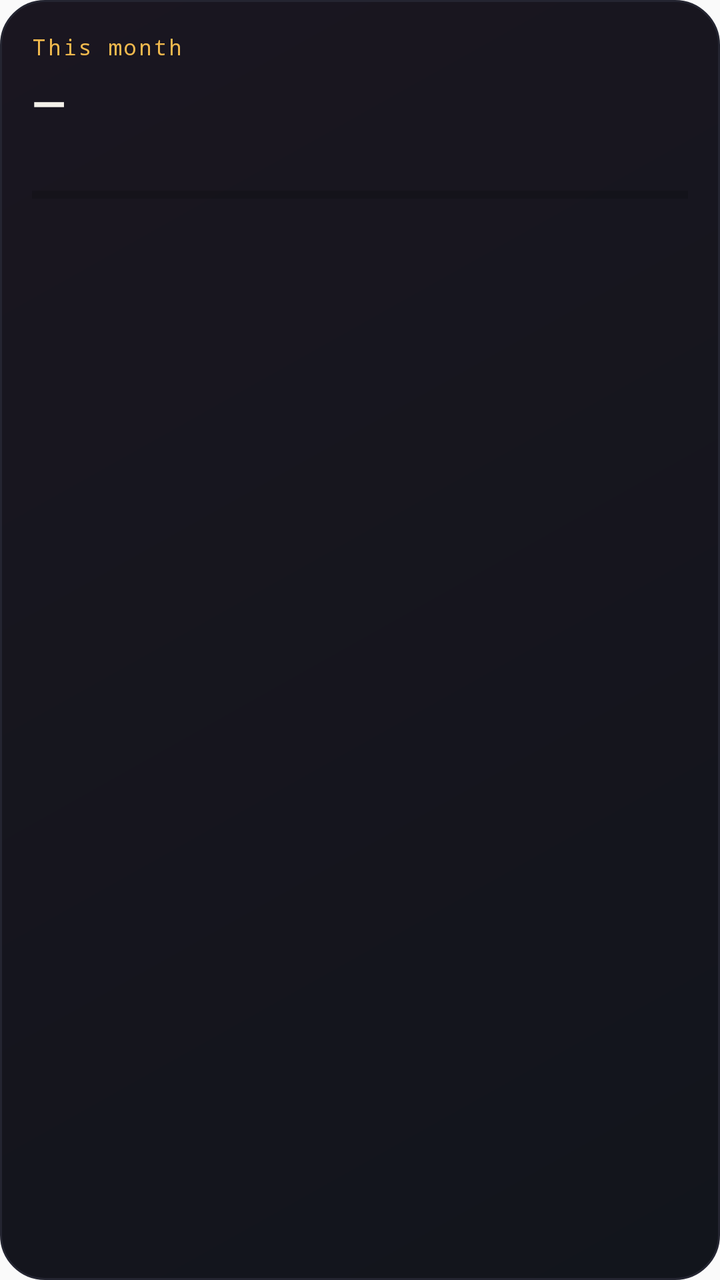
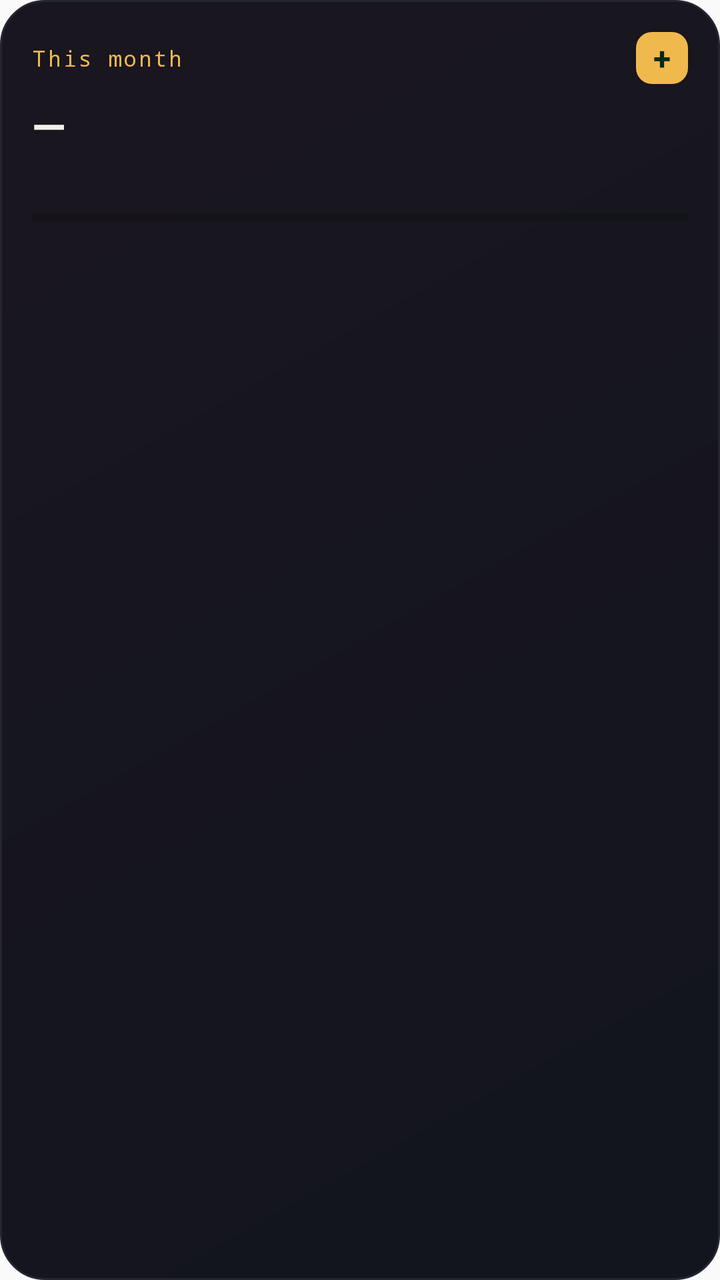

Two renders of the same Android screen: before a commit and after it. Below are the layout's source before the change and the commit's diff.
<!-- AndroidManifest.xml: application theme AppTheme -->
<!-- res/layout/balance_widget.xml -->
<?xml version="1.0" encoding="utf-8"?>
<LinearLayout xmlns:android="http://schemas.android.com/apk/res/android"
    android:id="@+id/widget_root"
    android:layout_width="match_parent"
    android:layout_height="match_parent"
    android:orientation="vertical"
    android:background="@drawable/widget_background"
    android:padding="16dp">

    <TextView
        android:id="@+id/widget_title"
        android:layout_width="wrap_content"
        android:layout_height="wrap_content"
        android:text="This month"
        android:textColor="#F0B94D"
        android:textSize="11sp"
        android:letterSpacing="0.08"
        android:fontFamily="monospace" />

    <TextView
        android:id="@+id/widget_amount"
        android:layout_width="wrap_content"
        android:layout_height="wrap_content"
        android:layout_marginTop="6dp"
        android:text="—"
        android:textColor="#F4F1EA"
        android:textSize="22sp"
        android:textStyle="bold" />

    <TextView
        android:id="@+id/widget_sub"
        android:layout_width="wrap_content"
        android:layout_height="wrap_content"
        android:layout_marginTop="2dp"
        android:text=""
        android:textColor="#A3A1B5"
        android:textSize="12sp" />

    <ProgressBar
        android:id="@+id/widget_progress"
        style="?android:attr/progressBarStyleHorizontal"
        android:layout_width="match_parent"
        android:layout_height="6dp"
        android:layout_marginTop="10dp"
        android:max="100"
        android:progress="0" />

</LinearLayout>
<!-- resources referenced by this layout -->
<resources>
  <!-- drawable widget_background (drawable) -->
  <?xml version="1.0" encoding="utf-8"?>
  <shape xmlns:android="http://schemas.android.com/apk/res/android" android:shape="rectangle">
      <gradient
          android:type="linear"
          android:angle="135"
          android:startColor="#12151C"
          android:endColor="#1A1620" />
      <corners android:radius="22dp" />
      <stroke android:width="1dp" android:color="#242531" />
  </shape>
  <style name="AppTheme" parent="Theme.AppCompat.Light.DarkActionBar">
          
          <item name="colorPrimary">@color/colorPrimary</item>
          <item name="colorPrimaryDark">@color/colorPrimaryDark</item>
          <item name="colorAccent">@color/colorAccent</item>
      </style>
</resources>

<!-- the commit's change to res/layout/balance_widget.xml (unified diff, before → after) -->
@@ -7,15 +7,35 @@
     android:background="@drawable/widget_background"
     android:padding="16dp">
 
-    <TextView
-        android:id="@+id/widget_title"
-        android:layout_width="wrap_content"
+    <LinearLayout
+        android:layout_width="match_parent"
         android:layout_height="wrap_content"
-        android:text="This month"
-        android:textColor="#F0B94D"
-        android:textSize="11sp"
-        android:letterSpacing="0.08"
-        android:fontFamily="monospace" />
+        android:orientation="horizontal"
+        android:gravity="center_vertical">
+
+        <TextView
+            android:id="@+id/widget_title"
+            android:layout_width="0dp"
+            android:layout_height="wrap_content"
+            android:layout_weight="1"
+            android:text="This month"
+            android:textColor="#F0B94D"
+            android:textSize="11sp"
+            android:letterSpacing="0.08"
+            android:fontFamily="monospace" />
+
+        <TextView
+            android:id="@+id/widget_add_button"
+            android:layout_width="26dp"
+            android:layout_height="26dp"
+            android:gravity="center"
+            android:text="+"
+            android:textColor="#02291D"
+            android:textStyle="bold"
+            android:textSize="16sp"
+            android:background="@drawable/widget_add_button_background" />
+
+    </LinearLayout>
 
     <TextView
         android:id="@+id/widget_amount"
<!-- resource entries referenced after the edit -->
@@ -1,5 +1,11 @@
 <!-- resources referenced by this layout -->
 <resources>
+  <!-- drawable widget_add_button_background (drawable) -->
+  <?xml version="1.0" encoding="utf-8"?>
+  <shape xmlns:android="http://schemas.android.com/apk/res/android" android:shape="rectangle">
+      <solid android:color="#F0B94D" />
+      <corners android:radius="8dp" />
+  </shape>
   <!-- drawable widget_background (drawable) -->
   <?xml version="1.0" encoding="utf-8"?>
   <shape xmlns:android="http://schemas.android.com/apk/res/android" android:shape="rectangle">
